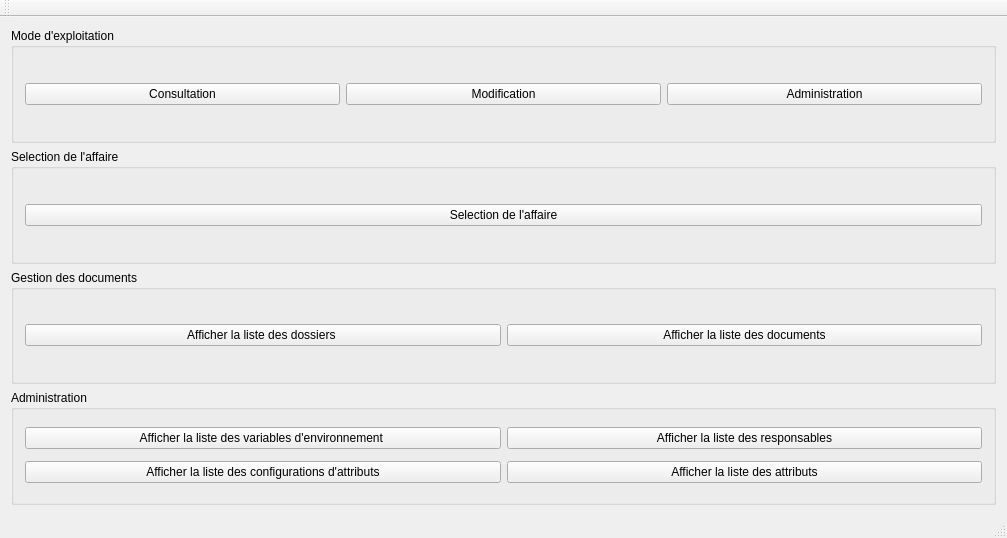
First picture: the form in mainwindow.ui, repository obourat/MimosaNG, before the edit.
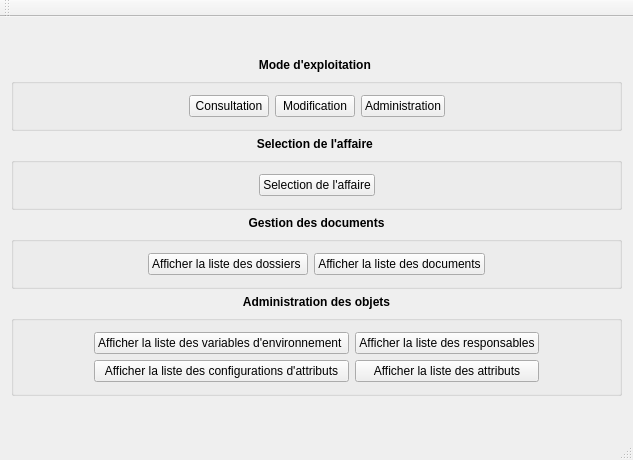
Second picture: the form after the edit.

Patch:
```diff
--- a/mainwindow.ui
+++ b/mainwindow.ui
@@ -9,8 +9,8 @@
    <rect>
     <x>0</x>
     <y>0</y>
-    <width>1007</width>
-    <height>538</height>
+    <width>633</width>
+    <height>460</height>
    </rect>
   </property>
   <property name="windowTitle">
@@ -24,17 +24,74 @@
   </property>
   <widget class="QWidget" name="centralWidget">
    <layout class="QVBoxLayout" name="verticalLayout_2">
+    <item>
+     <spacer name="verticalSpacer">
+      <property name="orientation">
+       <enum>Qt::Vertical</enum>
+      </property>
+      <property name="sizeHint" stdset="0">
+       <size>
+        <width>20</width>
+        <height>40</height>
+       </size>
+      </property>
+     </spacer>
+    </item>
+    <item>
+     <widget class="QLabel" name="label">
+      <property name="font">
+       <font>
+        <weight>75</weight>
+        <bold>true</bold>
+       </font>
+      </property>
+      <property name="text">
+       <string>Mode d'exploitation </string>
+      </property>
+      <property name="textFormat">
+       <enum>Qt::AutoText</enum>
+      </property>
+      <property name="alignment">
+       <set>Qt::AlignCenter</set>
+      </property>
+     </widget>
+    </item>
     <item>
      <widget class="QGroupBox" name="userAutorizationGroupbox">
       <property name="layoutDirection">
        <enum>Qt::LeftToRight</enum>
       </property>
       <property name="title">
-       <string>Mode d'exploitation</string>
+       <string/>
+      </property>
+      <property name="alignment">
+       <set>Qt::AlignCenter</set>
+      </property>
+      <property name="flat">
+       <bool>false</bool>
       </property>
       <layout class="QHBoxLayout" name="horizontalLayout_3">
+       <item>
+        <spacer name="horizontalSpacer">
+         <property name="orientation">
+          <enum>Qt::Horizontal</enum>
+         </property>
+         <property name="sizeHint" stdset="0">
+          <size>
+           <width>40</width>
+           <height>20</height>
+          </size>
+         </property>
+        </spacer>
+       </item>
        <item>
         <widget class="QPushButton" name="consultationButton">
+         <property name="sizePolicy">
+          <sizepolicy hsizetype="Maximum" vsizetype="Fixed">
+           <horstretch>0</horstretch>
+           <verstretch>0</verstretch>
+          </sizepolicy>
+         </property>
          <property name="text">
           <string>Consultation</string>
          </property>
@@ -45,6 +102,12 @@
        </item>
        <item>
         <widget class="QPushButton" name="modificationButton">
+         <property name="sizePolicy">
+          <sizepolicy hsizetype="Maximum" vsizetype="Fixed">
+           <horstretch>0</horstretch>
+           <verstretch>0</verstretch>
+          </sizepolicy>
+         </property>
          <property name="text">
           <string>Modification</string>
          </property>
@@ -55,6 +118,12 @@
        </item>
        <item>
         <widget class="QPushButton" name="adminButton">
+         <property name="sizePolicy">
+          <sizepolicy hsizetype="Maximum" vsizetype="Fixed">
+           <horstretch>0</horstretch>
+           <verstretch>0</verstretch>
+          </sizepolicy>
+         </property>
          <property name="text">
           <string>Administration</string>
          </property>
@@ -63,15 +132,63 @@
          </property>
         </widget>
        </item>
+       <item>
+        <spacer name="horizontalSpacer_2">
+         <property name="orientation">
+          <enum>Qt::Horizontal</enum>
+         </property>
+         <property name="sizeHint" stdset="0">
+          <size>
+           <width>40</width>
+           <height>20</height>
+          </size>
+         </property>
+        </spacer>
+       </item>
       </layout>
      </widget>
     </item>
+    <item>
+     <widget class="QLabel" name="label_2">
+      <property name="font">
+       <font>
+        <weight>75</weight>
+        <bold>true</bold>
+       </font>
+      </property>
+      <property name="text">
+       <string>Selection de l'affaire </string>
+      </property>
+      <property name="alignment">
+       <set>Qt::AlignCenter</set>
+      </property>
+     </widget>
+    </item>
     <item>
      <widget class="QGroupBox" name="caseSelectionGroupBox">
+      <property name="sizePolicy">
+       <sizepolicy hsizetype="Minimum" vsizetype="Preferred">
+        <horstretch>0</horstretch>
+        <verstretch>0</verstretch>
+       </sizepolicy>
+      </property>
       <property name="title">
-       <string>Selection de l'affaire</string>
+       <string/>
       </property>
       <layout class="QHBoxLayout" name="horizontalLayout_2">
+       <item>
+        <spacer name="horizontalSpacer_3">
+         <property name="orientation">
+          <enum>Qt::Horizontal</enum>
+         </property>
+         <property name="sizeHint" stdset="0">
+          <size>
+           <width>40</width>
+           <height>20</height>
+          </size>
+         </property>
+        </spacer>
+       </item>
        <item>
         <widget class="QPushButton" name="caseSelectionButton">
          <property name="text">
@@ -79,17 +196,65 @@
          </property>
         </widget>
        </item>
+       <item>
+        <spacer name="horizontalSpacer_4">
+         <property name="orientation">
+          <enum>Qt::Horizontal</enum>
+         </property>
+         <property name="sizeHint" stdset="0">
+          <size>
+           <width>40</width>
+           <height>20</height>
+          </size>
+         </property>
+        </spacer>
+       </item>
       </layout>
      </widget>
     </item>
     <item>
-     <widget class="QGroupBox" name="documentManagementGroupBox">
-      <property name="title">
+     <widget class="QLabel" name="label_3">
+      <property name="font">
+       <font>
+        <weight>75</weight>
+        <bold>true</bold>
+       </font>
+      </property>
+      <property name="text">
        <string>Gestion des documents</string>
       </property>
+      <property name="alignment">
+       <set>Qt::AlignCenter</set>
+      </property>
+     </widget>
+    </item>
+    <item>
+     <widget class="QGroupBox" name="documentManagementGroupBox">
+      <property name="title">
+       <string/>
+      </property>
       <layout class="QHBoxLayout" name="horizontalLayout">
+       <item>
+        <spacer name="horizontalSpacer_5">
+         <property name="orientation">
+          <enum>Qt::Horizontal</enum>
+         </property>
+         <property name="sizeHint" stdset="0">
+          <size>
+           <width>40</width>
+           <height>20</height>
+          </size>
+         </property>
+        </spacer>
+       </item>
        <item>
         <widget class="QPushButton" name="foldersButton">
+         <property name="sizePolicy">
+          <sizepolicy hsizetype="Maximum" vsizetype="Fixed">
+           <horstretch>0</horstretch>
+           <verstretch>0</verstretch>
+          </sizepolicy>
+         </property>
          <property name="text">
           <string>Afficher la liste des dossiers </string>
          </property>
@@ -97,51 +262,163 @@
        </item>
        <item>
         <widget class="QPushButton" name="documentsButton">
+         <property name="sizePolicy">
+          <sizepolicy hsizetype="Maximum" vsizetype="Fixed">
+           <horstretch>0</horstretch>
+           <verstretch>0</verstretch>
+          </sizepolicy>
+         </property>
          <property name="text">
           <string>Afficher la liste des documents</string>
          </property>
         </widget>
        </item>
+       <item>
+        <spacer name="horizontalSpacer_6">
+         <property name="orientation">
+          <enum>Qt::Horizontal</enum>
+         </property>
+         <property name="sizeHint" stdset="0">
+          <size>
+           <width>40</width>
+           <height>20</height>
+          </size>
+         </property>
+        </spacer>
+       </item>
       </layout>
      </widget>
     </item>
+    <item>
+     <widget class="QLabel" name="label_4">
+      <property name="font">
+       <font>
+        <weight>75</weight>
+        <bold>true</bold>
+       </font>
+      </property>
+      <property name="text">
+       <string>Administration des objets</string>
+      </property>
+      <property name="alignment">
+       <set>Qt::AlignCenter</set>
+      </property>
+     </widget>
+    </item>
     <item>
      <widget class="QGroupBox" name="administrativeGroupBox">
       <property name="title">
-       <string>Administration</string>
+       <string/>
       </property>
       <layout class="QGridLayout" name="gridLayout">
-       <item row="0" column="1">
-        <widget class="QPushButton" name="officialsButton">
-         <property name="text">
-          <string>Afficher la liste des responsables</string>
-         </property>
-        </widget>
-       </item>
-       <item row="0" column="0">
-        <widget class="QPushButton" name="environmentalVariablesButton">
-         <property name="text">
-          <string>Afficher la liste des variables d'environnement </string>
-         </property>
-        </widget>
-       </item>
-       <item row="1" column="0">
-        <widget class="QPushButton" name="attributesConfigurationsButton">
-         <property name="text">
-          <string>Afficher la liste des configurations d'attributs</string>
-         </property>
-        </widget>
-       </item>
-       <item row="1" column="1">
+       <item row="3" column="2">
         <widget class="QPushButton" name="attributesButton">
          <property name="text">
           <string>Afficher la liste des attributs</string>
          </property>
         </widget>
        </item>
+       <item row="2" column="3">
+        <spacer name="horizontalSpacer_8">
+         <property name="orientation">
+          <enum>Qt::Horizontal</enum>
+         </property>
+         <property name="sizeHint" stdset="0">
+          <size>
+           <width>40</width>
+           <height>20</height>
+          </size>
+         </property>
+        </spacer>
+       </item>
+       <item row="3" column="1">
+        <widget class="QPushButton" name="attributesConfigurationsButton">
+         <property name="text">
+          <string>Afficher la liste des configurations d'attributs</string>
+         </property>
+        </widget>
+       </item>
+       <item row="3" column="0">
+        <spacer name="horizontalSpacer_9">
+         <property name="orientation">
+          <enum>Qt::Horizontal</enum>
+         </property>
+         <property name="sizeHint" stdset="0">
+          <size>
+           <width>40</width>
+           <height>20</height>
+          </size>
+         </property>
+        </spacer>
+       </item>
+       <item row="2" column="0">
+        <spacer name="horizontalSpacer_7">
+         <property name="orientation">
+          <enum>Qt::Horizontal</enum>
+         </property>
+         <property name="sizeHint" stdset="0">
+          <size>
+           <width>40</width>
+           <height>20</height>
+          </size>
+         </property>
+        </spacer>
+       </item>
+       <item row="3" column="3">
+        <spacer name="horizontalSpacer_10">
+         <property name="orientation">
+          <enum>Qt::Horizontal</enum>
+         </property>
+         <property name="sizeHint" stdset="0">
+          <size>
+           <width>40</width>
+           <height>20</height>
+          </size>
+         </property>
+        </spacer>
+       </item>
+       <item row="2" column="1">
+        <widget class="QPushButton" name="environmentalVariablesButton">
+         <property name="sizePolicy">
+          <sizepolicy hsizetype="Maximum" vsizetype="Fixed">
+           <horstretch>0</horstretch>
+           <verstretch>0</verstretch>
+          </sizepolicy>
+         </property>
+         <property name="text">
+          <string>Afficher la liste des variables d'environnement </string>
+         </property>
+        </widget>
+       </item>
+       <item row="2" column="2">
+        <widget class="QPushButton" name="officialsButton">
+         <property name="sizePolicy">
+          <sizepolicy hsizetype="Maximum" vsizetype="Fixed">
+           <horstretch>0</horstretch>
+           <verstretch>0</verstretch>
+          </sizepolicy>
+         </property>
+         <property name="text">
+          <string>Afficher la liste des responsables</string>
+         </property>
+        </widget>
+       </item>
       </layout>
      </widget>
     </item>
+    <item>
+     <spacer name="verticalSpacer_2">
+      <property name="orientation">
+       <enum>Qt::Vertical</enum>
+      </property>
+      <property name="sizeHint" stdset="0">
+       <size>
+        <width>20</width>
+        <height>40</height>
+       </size>
+      </property>
+     </spacer>
+    </item>
    </layout>
   </widget>
   <widget class="QToolBar" name="mainToolBar">
```
